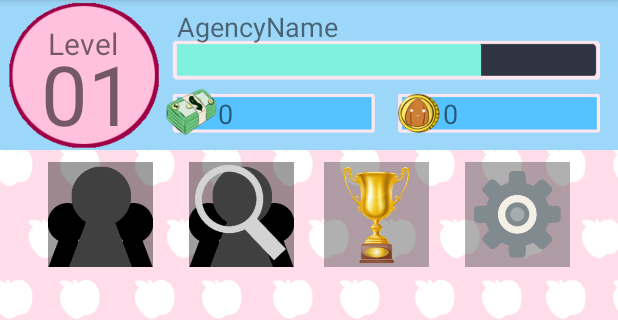
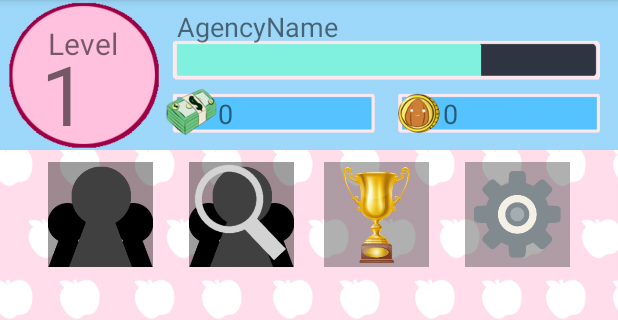
Before and after one commit to ringating/idleidols, an Android app: the screen it shows after launch (MainActivity), after a tap on "HOME", on a phone screen of 412 x 824 dp, the part 84-404 px from its top. Run offline under Robolectric (Android 15) with nearby library versions, the light colour scheme and no system bars.

Commit message:
Agency object can now be accessed from any activity. Hopefully.

```diff
--- a/app/src/main/AndroidManifest.xml
+++ b/app/src/main/AndroidManifest.xml
@@ -8,6 +8,7 @@
         android:label="@string/app_name"
         android:roundIcon="@mipmap/ic_launcher_round"
         android:supportsRtl="true"
+        android:name=".Agency"
         android:theme="@style/AppTheme">
         <activity android:name=".MainActivity">
             <intent-filter>
--- a/app/src/main/java/com/example/myapplication/Achievements.java
+++ b/app/src/main/java/com/example/myapplication/Achievements.java
@@ -17,12 +17,28 @@ import androidx.appcompat.app.AppCompatActivity;
 public class Achievements extends AppCompatActivity {
 
     Dialog myDialog;
+    Agency agency;
 
     @Override
     protected void onCreate(Bundle savedInstanceState) {
         super.onCreate(savedInstanceState);
         setContentView(R.layout.idol_achievements);
         myDialog = new Dialog(this);
+
+        //This is where the agency passes along data to the page.
+        agency = (Agency) getApplicationContext();
+
+        TextView currency = findViewById(R.id.currency);
+        currency.setText(Integer.toString(agency.GetCurrentCurrency()));
+
+        TextView seeds = findViewById(R.id.seed);
+        seeds.setText(Integer.toString(agency.GetCurrentSeeds()));
+
+        TextView level = findViewById(R.id.level);
+        level.setText(Integer.toString(agency.GetLevel()));
+
+        TextView name = findViewById(R.id.agencyName);
+        name.setText(agency.GetName());
 
         GoHome(); //goes to home screen on button click
         GoAcademies();
--- /dev/null
+++ b/app/src/main/java/com/example/myapplication/Agency.java
@@ -0,0 +1,65 @@
+package com.example.myapplication;
+
+import android.app.Application;
+
+public class Agency extends Application {
+
+    private int curCurrency;
+    private int totalCurrency;
+    private int curSeeds;
+    private int totalSeeds;
+    private int level;
+    private String agencyName;
+    //private Idol[] idols;
+
+    public void SetCurrency(int currency)
+    {
+        this.curCurrency = currency;
+    }
+
+    public int GetCurrentCurrency()
+    {
+        return curCurrency;
+    }
+
+    public void SetTotalCurrency(int currency){this.totalCurrency = currency;}
+
+    public int GetTotalCurrency(){return totalCurrency;}
+
+    public void SetSeeds(int seeds)
+    {
+        this.curSeeds = seeds;
+    }
+
+    public int GetCurrentSeeds()
+    {
+        return curSeeds;
+    }
+
+    public void SetTotalSeeds(int seeds){this.totalSeeds = seeds;}
+
+    public int GetTotalSeeds(){return totalSeeds;}
+
+    public void SetLevel(int level)
+    {
+        this.level = level;
+    }
+
+    public int GetLevel()
+    {
+        return level;
+    }
+
+    public void SetName(String agencyName)
+    {
+        this.agencyName = agencyName;
+    }
+
+    public String GetName()
+    {
+        return agencyName;
+    }
+
+    //public Idol[] GetIdols() { return idols; }
+
+}
--- a/app/src/main/java/com/example/myapplication/Header.java
+++ /dev/null
@@ -1,57 +0,0 @@
-package com.example.myapplication;
-
-public class Header {
-
-    int currency;
-    int seeds;
-    int level;
-    String agencyName;
-
-    public Header(int money, int tokens, int lvl, String name)
-    {
-        SetCurrency(money);
-        SetSeeds(tokens);
-        SetLevel(lvl);
-        SetName(name);
-    }
-
-    public void SetCurrency(int money)
-    {
-        currency = money;
-    }
-
-    public int GetCurrency()
-    {
-        return currency;
-    }
-
-    public void SetSeeds(int tokens)
-    {
-        seeds = tokens;
-    }
-
-    public int GetSeeds()
-    {
-        return seeds;
-    }
-
-    public void SetLevel(int lvl)
-    {
-        level = lvl;
-    }
-
-    public int GetLevel()
-    {
-        return level;
-    }
-
-    public void SetName(String name)
-    {
-        agencyName = name;
-    }
-
-    public String GetName()
-    {
-        return agencyName;
-    }
-}
--- a/app/src/main/java/com/example/myapplication/MainActivity.java
+++ b/app/src/main/java/com/example/myapplication/MainActivity.java
@@ -17,11 +17,18 @@ import android.widget.TextView;
 public class MainActivity extends AppCompatActivity {
 
     private final int NORMAL_CLICK = 10;
+    Agency agency;
     Dialog myDialog;
-    Header header;
-    public int currency;
-    public String curCurrency;
+    //these are the variables regarding the header.
+    private int currency;
     TextView curMoney;
+    private int seeds;
+    TextView curTokens;
+    private int level;
+    TextView curLevel;
+    private String name;
+    TextView agencyName;
+
 
     @Override
     protected void onCreate(Bundle savedInstanceState) // Some android stuff, probably important
@@ -30,12 +37,27 @@ public class MainActivity extends AppCompatActivity {
         setContentView(R.layout.activity_main);
         myDialog = new Dialog(this);
 
-        //creates a Header Object for the information of a header
-        header = new Header(0,0,1,"The Farm");
-        //Displays the information on the header. (Haven't implemented button increasing so uhm.... trust me?)
+        //Creates the Agency object in the context of the application instead of just the page.
+        agency = (Agency) getApplicationContext();
+
+        //Displays the information on the header.
         curMoney = (TextView)findViewById(R.id.currency);
-        currency = header.GetCurrency();
+        currency = agency.GetCurrentCurrency();
         curMoney.setText(Integer.toString(currency));
+
+        curTokens = (TextView)findViewById(R.id.seed);
+        seeds = agency.GetCurrentSeeds();
+        curTokens.setText(Integer.toString(seeds));
+
+        curLevel = (TextView)findViewById(R.id.level);
+        agency.SetLevel(01); //TODO this is just a place holder. Will change later!
+        level = agency.GetLevel();
+        curLevel.setText(Integer.toString(level));
+
+        agencyName = (TextView)findViewById(R.id.agencyName);
+        agency.SetName("AgencyName"); //TODO this is just a place holder!
+        name = agency.GetName();
+        agencyName.setText(name);
     }
 
     public void openAchievements(View v) // When the achievements button is pressed, it does this
@@ -47,9 +69,6 @@ public class MainActivity extends AppCompatActivity {
         curMoney = (TextView) findViewById(R.id.currency);
 
         Intent i = new Intent(MainActivity.this, Achievements.class);
-        //passes the currency variable to the multiple screens. //I kind of sort of started a different sprint here.
-        curCurrency = curMoney.getText().toString();
-        i.putExtra("Money", curCurrency);
         startActivity(i);
     }
 
@@ -101,7 +120,8 @@ public class MainActivity extends AppCompatActivity {
         //increasing by clicking normally.
         //We can later add a graphic or a text view of +10 or whatever to have a visual showing of the increase instead of just the number going up.
         currency += NORMAL_CLICK;
-        header.SetCurrency(currency); //this will store the currency value in case we need to trade screens.
+        agency.SetCurrency(currency); //this will store the currency value in case we need to trade screens.
+        agency.SetTotalCurrency(agency.GetTotalCurrency() + currency); //store the total collected currency.
         curMoney.setText(Integer.toString(currency));
     }
 
```
Also changed, not shown: app/src/main/java/com/example/myapplication/Management.java (+18 -1 lines), app/src/main/java/com/example/myapplication/Scout.java (+16 -0 lines), app/src/main/java/com/example/myapplication/Train.java (+16 -0 lines), app/src/main/java/com/example/myapplication/Work.java (+16 -0 lines).
